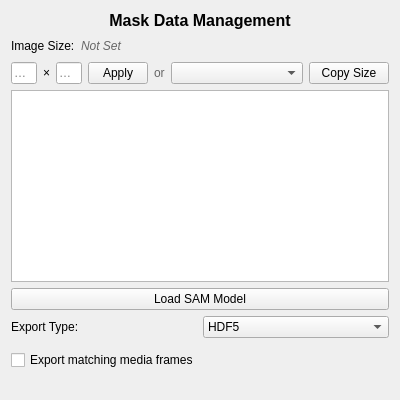
The window that src/WhiskerToolbox/DataManager_Widget/Mask_Widget/Mask_Widget.ui (paulmthompson/WhiskerToolbox) describes before a commit, drawn with Qt 5.
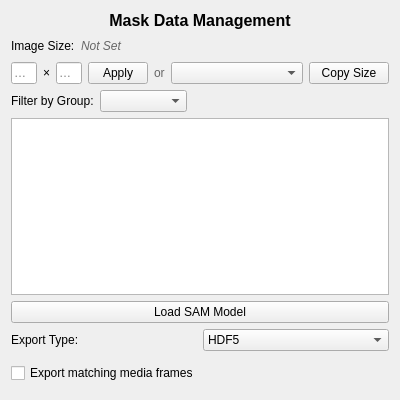
The same window after the commit. Custom widgets are drawn as their Qt base class.

Commit message: point table model and mask table model can handlegroup data now

What changed in the file:
```diff
--- a/src/WhiskerToolbox/DataManager_Widget/Mask_Widget/Mask_Widget.ui
+++ b/src/WhiskerToolbox/DataManager_Widget/Mask_Widget/Mask_Widget.ui
@@ -154,6 +154,37 @@
      </item>
     </layout>
    </item>
+   <item>
+    <layout class="QHBoxLayout" name="groupFilterLayout">
+     <item>
+      <widget class="QLabel" name="groupFilterLabel">
+       <property name="text">
+        <string>Filter by Group:</string>
+       </property>
+      </widget>
+     </item>
+     <item>
+      <widget class="QComboBox" name="groupFilterCombo">
+       <property name="placeholderText">
+        <string>All Groups</string>
+       </property>
+      </widget>
+     </item>
+     <item>
+      <spacer name="horizontalSpacer_groupFilter">
+       <property name="orientation">
+        <enum>Qt::Orientation::Horizontal</enum>
+       </property>
+       <property name="sizeHint" stdset="0">
+        <size>
+         <width>40</width>
+         <height>20</height>
+        </size>
+       </property>
+      </spacer>
+     </item>
+    </layout>
+   </item>
    <item>
     <widget class="QTableView" name="tableView"/>
    </item>
```
The commit also changes 9 other files.
